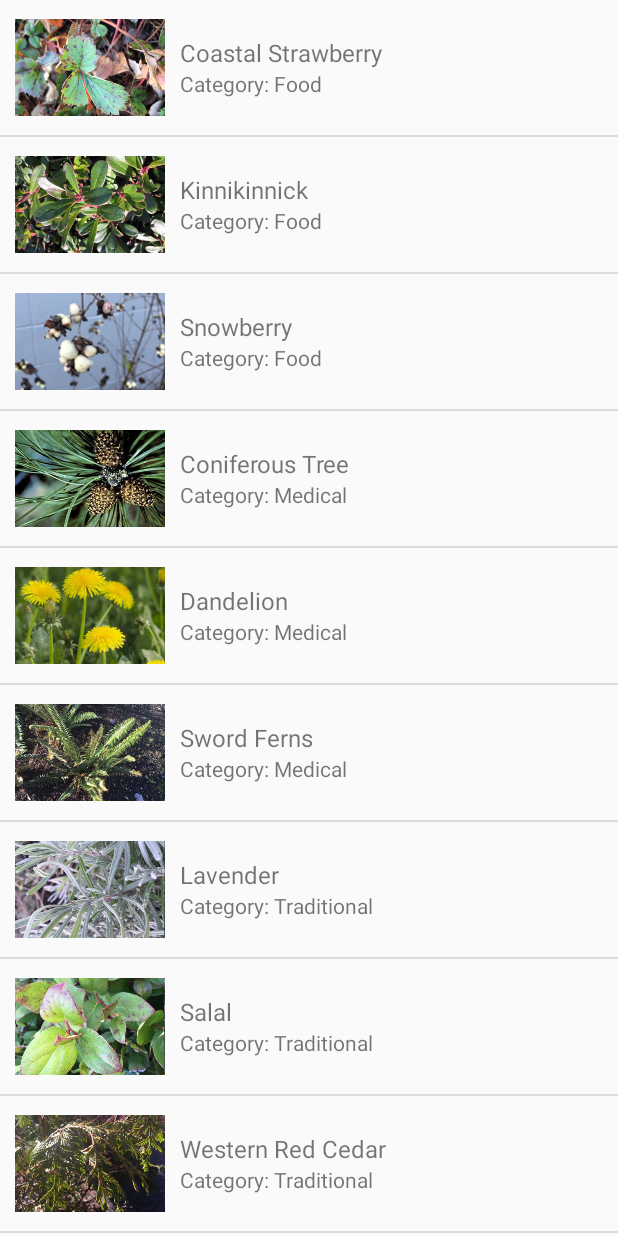
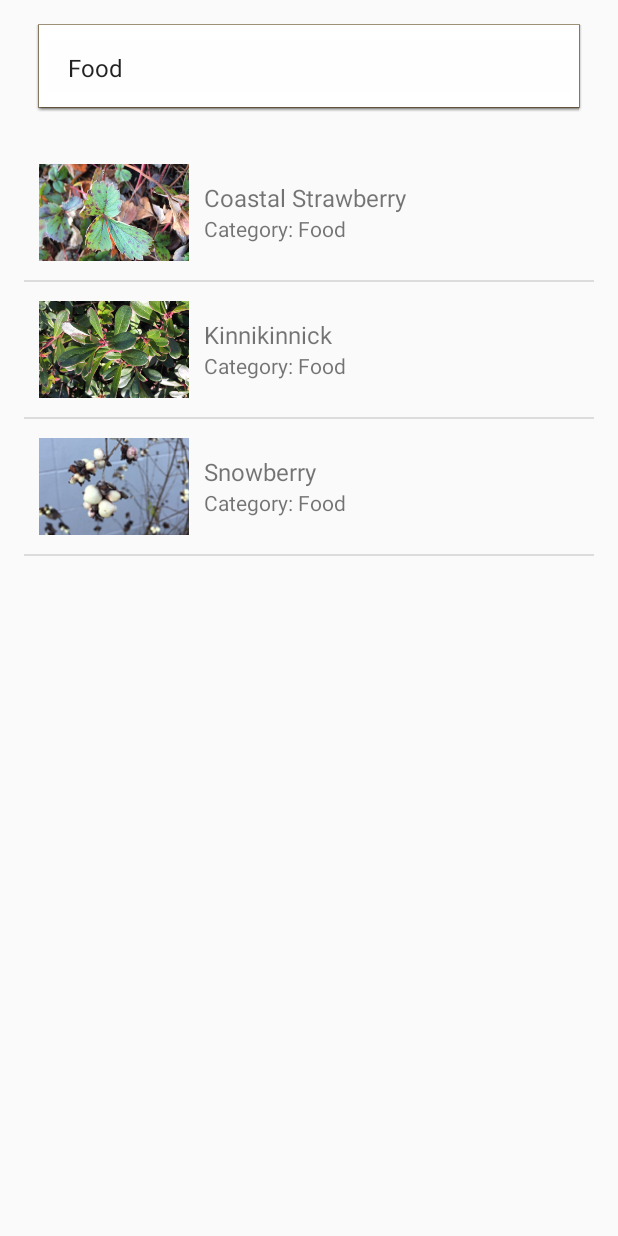
Before and after one commit to aronb6/IndigenousPlantGo, an Android app: the PlantsActivity screen opened directly, with no data from a screen before it, on a phone screen of 412 x 824 dp. Run offline under Robolectric (Android 15) with nearby library versions, the phone set to English and light mode, and no system bars.

Commit message:
Added spinner to plants activity to filter plant list by category. Also change 'medical' to 'medicinal'.

```diff
--- a/app/src/main/java/com/summerproject/indigenousGo/PlantsActivity.java
+++ b/app/src/main/java/com/summerproject/indigenousGo/PlantsActivity.java
@@ -7,19 +7,27 @@ import android.content.res.TypedArray;
 import android.os.Bundle;
 import android.view.View;
 import android.widget.AdapterView;
+import android.widget.ArrayAdapter;
 import android.widget.ListView;
+import android.widget.Spinner;
 
 public class PlantsActivity extends AppCompatActivity {
     private CustomAdapter adapter;
     private ListView listView;
+    Spinner mySpinner;
+
+    String[] categories={"Food", "Medicinal", "Traditional"};
+
     @Override
     protected void onCreate(Bundle savedInstanceState) {
         super.onCreate(savedInstanceState);
         setContentView(R.layout.activity_plants);
         adapter = new CustomAdapter();
         listView = (ListView) findViewById(R.id.listView);
+        mySpinner = findViewById(R.id.mySpinner);
+        mySpinner.setAdapter(new ArrayAdapter<>(this, android.R.layout.simple_list_item_1, categories));
 
-        setData();
+        setData(0);
 
         listView.setAdapter(adapter);
 
@@ -38,7 +46,6 @@ public class PlantsActivity extends AppCompatActivity {
                 // 형변환을 시켜야 getResId() 메소드를 호출할 수 있습니다.
                 int imgRes = ((CustomDTO)adapter.getItem(position)).getResId();
 
-
                 // new Intent(현재 Activity의 Context, 시작할 Activity 클래스)
                 Intent intent = new Intent(PlantsActivity.this, DetailActivity.class);
                 // putExtra(key, value)
@@ -46,22 +53,39 @@ public class PlantsActivity extends AppCompatActivity {
                 startActivity(intent);
             }
         });
+
+        mySpinner.setOnItemSelectedListener(new AdapterView.OnItemSelectedListener() {
+            @Override
+            public void onItemSelected(AdapterView<?> parent, View view, int position, long id) {
+                listView.setAdapter(null);
+                adapter = new CustomAdapter();
+                setData(position);
+                listView.setAdapter(adapter);
+            }
+
+            @Override
+            public void onNothingSelected(AdapterView<?> parent) {
+
+            }
+        });
     }
 
     // 보통 ListView는 통신을 통해 가져온 데이터를 보여줍니다.
     // arrResId, titles, contents를 서버에서 가져온 데이터라고 생각하시면 됩니다.
-    private void setData() {
+    private void setData(int position) {
         TypedArray arrResId = getResources().obtainTypedArray(R.array.resId);
         String[] titles = getResources().getStringArray(R.array.title);
         String[] contents = getResources().getStringArray(R.array.content);
 
         for (int i = 0; i < arrResId.length(); i++) {
-            CustomDTO dto = new CustomDTO();
-            dto.setResId(arrResId.getResourceId(i, 0));
-            dto.setTitle(titles[i]);
-            dto.setContent(contents[i]);
+            if (contents[i].equals(("Category: " + categories[position]))){
+                CustomDTO dto = new CustomDTO();
+                dto.setResId(arrResId.getResourceId(i, 0));
+                dto.setTitle(titles[i]);
+                dto.setContent(contents[i]);
 
-            adapter.addItem(dto);
+                adapter.addItem(dto);
+            }
         }
     }
 }
--- a/app/src/main/res/layout/activity_plants.xml
+++ b/app/src/main/res/layout/activity_plants.xml
@@ -1,19 +1,29 @@
 <?xml version="1.0" encoding="utf-8"?>
-<androidx.constraintlayout.widget.ConstraintLayout xmlns:android="http://schemas.android.com/apk/res/android"
-    xmlns:app="http://schemas.android.com/apk/res-auto"
-    xmlns:tools="http://schemas.android.com/tools"
+<RelativeLayout xmlns:android="http://schemas.android.com/apk/res/android"
     android:layout_width="match_parent"
     android:layout_height="match_parent"
-    tools:context=".MainActivity">
+    android:paddingLeft="16dp"
+    android:paddingRight="16dp" >
 
-    <LinearLayout
+
+    <Spinner
+        android:id="@+id/mySpinner"
         android:layout_width="match_parent"
-        android:layout_height="match_parent"
-        android:orientation="vertical">
+        android:layout_height="wrap_content"
+        android:layout_marginStart="16dp"
+        android:layout_marginTop="16dp"
+        android:layout_centerHorizontal="true"
+        android:background="@android:drawable/editbox_dropdown_light_frame"
+        android:padding="5dp" />
 
-        <ListView
-            android:id="@+id/listView"
-            android:layout_width="match_parent"
-            android:layout_height="match_parent"/>
-    </LinearLayout>
-</androidx.constraintlayout.widget.ConstraintLayout>
+    <ListView
+        android:id="@+id/listView"
+        android:layout_width="wrap_content"
+        android:layout_height="641dp"
+        android:layout_below="@id/mySpinner"
+        android:layout_alignParentBottom="true"
+        android:layout_centerInParent="true"
+        android:layout_marginTop="22dp"
+        android:layout_marginBottom="20dp" />
+
+</RelativeLayout>
--- a/app/src/main/res/values/array.xml
+++ b/app/src/main/res/values/array.xml
@@ -29,9 +29,9 @@
         <item>Category: Food</item>
         <item>Category: Food</item>
         <item>Category: Food</item>
-        <item>Category: Medical</item>
-        <item>Category: Medical</item>
-        <item>Category: Medical</item>
+        <item>Category: Medicinal</item>
+        <item>Category: Medicinal</item>
+        <item>Category: Medicinal</item>
         <item>Category: Traditional</item>
         <item>Category: Traditional</item>
         <item>Category: Traditional</item>
```
Also changed, not shown: app/src/main/res/layout/layout_section.xml (added, +17 -0 lines), app/src/main/res/layout/layout_waypointitem.xml (added, +14 -0 lines).
